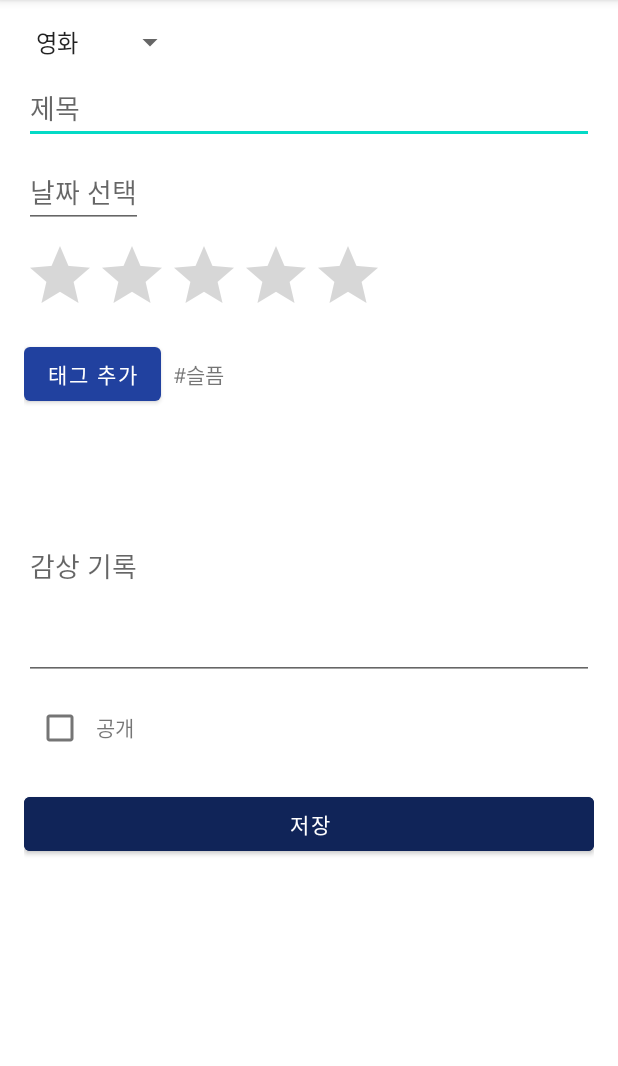
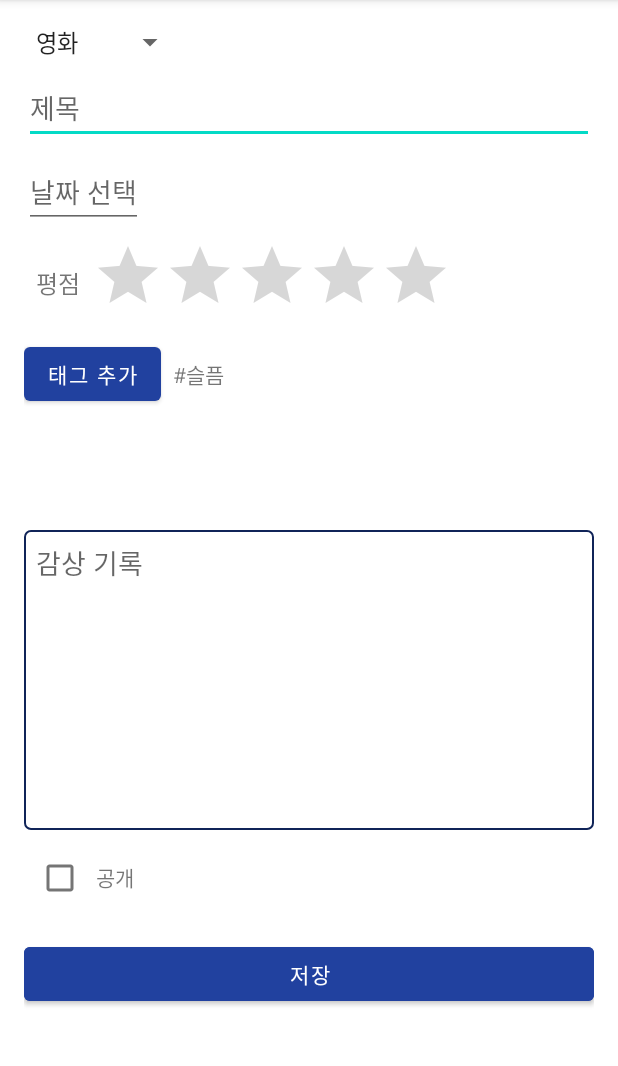
Before and after one commit to jyoon75/Meonail, an Android app: the RecordRegistActivity screen opened directly, with no data from a screen before it, on a phone screen of 412 x 824 dp, the part 84-1150 px from its top. Run offline under Robolectric (Android 15) with nearby library versions, the phone set to English and light mode, and no system bars.

Commit message:
감상기록화면에 평점레이아웃 변경, 감상기록창 테두리박스로 변경(안에 스크롤)

```diff
--- /dev/null
+++ b/app/src/main/res/drawable/edittext_border.xml
@@ -0,0 +1,8 @@
+<?xml version="1.0" encoding="utf-8"?>
+<shape xmlns:android="http://schemas.android.com/apk/res/android">
+    <solid android:color="@android:color/transparent" />
+    <stroke
+        android:width="1dp"
+        android:color="@color/primary_ver2" />
+    <corners android:radius="4dp" />
+</shape>
--- a/app/src/main/res/layout/activity_record_regist.xml
+++ b/app/src/main/res/layout/activity_record_regist.xml
@@ -6,9 +6,9 @@
     android:padding="16dp">
 
     <LinearLayout
-        android:orientation="vertical"
         android:layout_width="match_parent"
-        android:layout_height="wrap_content">
+        android:layout_height="wrap_content"
+        android:orientation="vertical">
 
         <!-- 상단 드롭다운 메뉴 -->
         <Spinner
@@ -23,42 +23,58 @@
             android:id="@+id/editTextTitle"
             android:layout_width="match_parent"
             android:layout_height="wrap_content"
-            android:hint="제목"
-            android:layout_marginTop="8dp" />
+            android:layout_marginTop="8dp"
+            android:hint="제목" />
 
         <!-- 날짜 선택 -->
         <LinearLayout
-            android:orientation="horizontal"
             android:layout_width="match_parent"
             android:layout_height="wrap_content"
-            android:layout_marginTop="8dp">
+            android:layout_marginTop="8dp"
+            android:orientation="horizontal">
 
             <EditText
                 android:id="@+id/editTextDate"
                 android:layout_width="wrap_content"
                 android:layout_height="wrap_content"
+                android:focusable="false"
                 android:hint="날짜 선택"
-                android:inputType="date"
-                android:focusable="false" />
+                android:inputType="date" />
 
         </LinearLayout>
 
         <!-- 별점 -->
-        <RatingBar
-            android:id="@+id/ratingBar"
-            android:layout_width="wrap_content"
+        <LinearLayout
+            android:layout_width="match_parent"
             android:layout_height="wrap_content"
             android:layout_marginTop="8dp"
-            android:numStars="5"
-            android:stepSize="0.5"
-            android:rating="0" />
+            android:gravity="center|left"
+            android:orientation="horizontal">
+
+            <TextView
+                android:layout_width="wrap_content"
+                android:layout_height="wrap_content"
+                android:padding="8dp"
+                android:text="평점"
+                android:textSize="16sp" />
+
+            <RatingBar
+                android:id="@+id/ratingBar"
+                android:layout_width="wrap_content"
+                android:layout_height="wrap_content"
+                android:numStars="5"
+                android:rating="0"
+                android:stepSize="0.5" />
+
+        </LinearLayout>
+
 
         <!-- 태그 추가 -->
         <LinearLayout
-            android:orientation="horizontal"
             android:layout_width="match_parent"
             android:layout_height="wrap_content"
-            android:layout_marginTop="8dp">
+            android:layout_marginTop="8dp"
+            android:orientation="horizontal">
 
             <Button
                 android:id="@+id/btnRecordAddTag"
@@ -77,10 +93,10 @@
 
         <!-- 이미지 추가 -->
         <LinearLayout
-            android:orientation="horizontal"
             android:layout_width="match_parent"
             android:layout_height="wrap_content"
-            android:layout_marginTop="8dp">
+            android:layout_marginTop="8dp"
+            android:orientation="horizontal">
 
             <ImageView
                 android:id="@+id/imageViewAdd"
@@ -103,18 +119,24 @@
         <EditText
             android:id="@+id/editTextNote"
             android:layout_width="match_parent"
-            android:layout_height="wrap_content"
+            android:layout_height="200dp"
+            android:layout_marginTop="8dp"
+            android:gravity="top|start"
             android:hint="감상 기록"
-            android:layout_marginTop="8dp"
-            android:minHeight="100dp"
-            android:gravity="top" />
+            android:scrollbars="vertical"
+            android:background="@drawable/edittext_border"
+            android:inputType="textMultiLine"
+            android:overScrollMode="always"
+            android:padding="8dp"
+            android:lineSpacingExtra="4dp" />
+
 
         <!-- 공개 여부 -->
         <LinearLayout
-            android:orientation="horizontal"
             android:layout_width="match_parent"
             android:layout_height="wrap_content"
-            android:layout_marginTop="8dp">
+            android:layout_marginTop="8dp"
+            android:orientation="horizontal">
 
             <CheckBox
                 android:id="@+id/checkBoxPublic"
@@ -133,8 +155,8 @@
             android:layout_width="match_parent"
             android:layout_height="wrap_content"
             android:layout_marginTop="16dp"
+            android:backgroundTint="@color/primary"
             android:text="저장"
-            android:backgroundTint="@color/primary_ver2"
             android:textColor="@color/white" />
 
     </LinearLayout>
```
